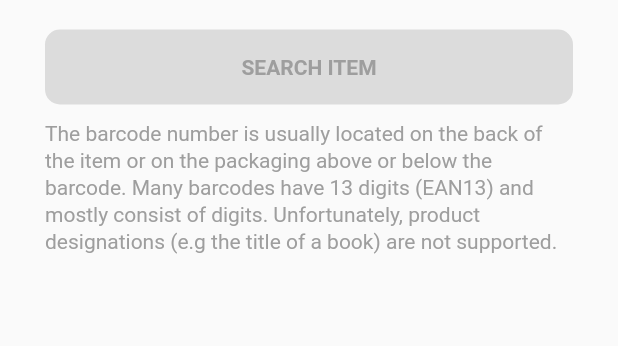
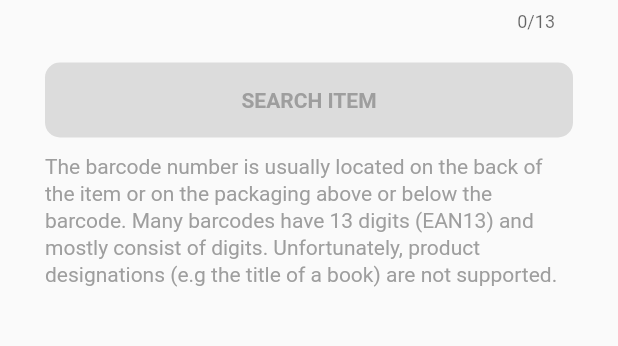
Before and after one commit to 2001arman/upwork_flutter_barcode_scanner, a Flutter app: the screen it shows after launch, tab 2 chosen, on a phone screen of 412 x 824 dp, the part 275-621 px from its top. Run offline on Flutter 3.47's test engine with Material 2 defaults, Android fonts, the phone set to English and light mode, and no system bars; missing offline and left inert: qr_code_scanner.

Commit message:
fix manual page

```diff
--- a/lib/pages/manual_page.dart
+++ b/lib/pages/manual_page.dart
@@ -14,6 +14,12 @@ class _ManualPageState extends State<ManualPage> {
   TextEditingController productCodeController = TextEditingController();
   bool isError = false;
   bool isLoading = false;
+
+  @override
+  void dispose() {
+    super.dispose();
+    productCodeController.dispose();
+  }
 
   @override
   Widget build(BuildContext context) {
@@ -50,6 +56,11 @@ class _ManualPageState extends State<ManualPage> {
         children: [
           TextField(
             controller: productCodeController,
+            maxLength: 13,
+            keyboardType: TextInputType.number,
+            onChanged: (newString) {
+              setState(() {});
+            },
             decoration: InputDecoration(
               border: const OutlineInputBorder(),
               hintText: "Barcode",
@@ -57,24 +68,35 @@ class _ManualPageState extends State<ManualPage> {
             ),
           ),
           GestureDetector(
-            onTap: (isLoading) ? null : _onTap,
+            onTap: (isLoading)
+                ? null
+                : productCodeController.text.length == 13
+                    ? _onTap
+                    : null,
             child: Container(
               width: double.infinity,
               height: 50,
               margin: const EdgeInsets.only(top: 20),
               alignment: Alignment.center,
               decoration: BoxDecoration(
-                color: const Color(0xFFDCDCDC),
+                color: productCodeController.text.length == 13
+                    ? Colors.blue
+                    : const Color(0xFFDCDCDC),
                 borderRadius: BorderRadius.circular(10),
               ),
               child: (isLoading)
                   ? const SizedBox(
-                      width: 25, height: 25, child: CircularProgressIndicator())
-                  : const Text(
+                      width: 25,
+                      height: 25,
+                      child: CircularProgressIndicator(color: Colors.white),
+                    )
+                  : Text(
                       "SEARCH ITEM",
                       style: TextStyle(
                         fontWeight: FontWeight.bold,
-                        color: Colors.grey,
+                        color: productCodeController.text.length == 13
+                            ? Colors.white
+                            : Colors.grey,
                       ),
                     ),
             ),
--- a/lib/service/api_service.dart
+++ b/lib/service/api_service.dart
@@ -18,7 +18,7 @@ class ApiService {
         "https://www.awin1.com/awclick.php?gid=362161&mid=11487&awinaffid=533731&linkid=2375984&clickref=",
     "gameworld": "https://t.adcell.com/p/click?promoId=81807&slotId=104502",
     "studibuch": "https://studibuch.de/",
-    "zoxs": "https://www.zoxs.de/",
+    "zoxs": "https://t.adcell.com/p/click?promoId=140635&slotId=104502",
     "rebuy": "https://www.rebuy.de/",
     "sellorado": "https://www.sellorado.de/",
   };
--- a/pubspec.yaml
+++ b/pubspec.yaml
@@ -31,7 +31,6 @@ dependencies:
   equatable: ^2.0.5
   flutter:
     sdk: flutter
-  flutter_bloc: ^8.1.1
   http: ^0.13.5
   provider: ^6.0.5
   qr_code_scanner: ^1.0.1
```
Also changed, not shown: lib/cubit/book_cubit.dart (deleted, +0 -18 lines), lib/cubit/book_state.dart (deleted, +0 -30 lines), lib/pages/detail_page.dart (+5 -5 lines), pubspec.lock, 2 other files.
